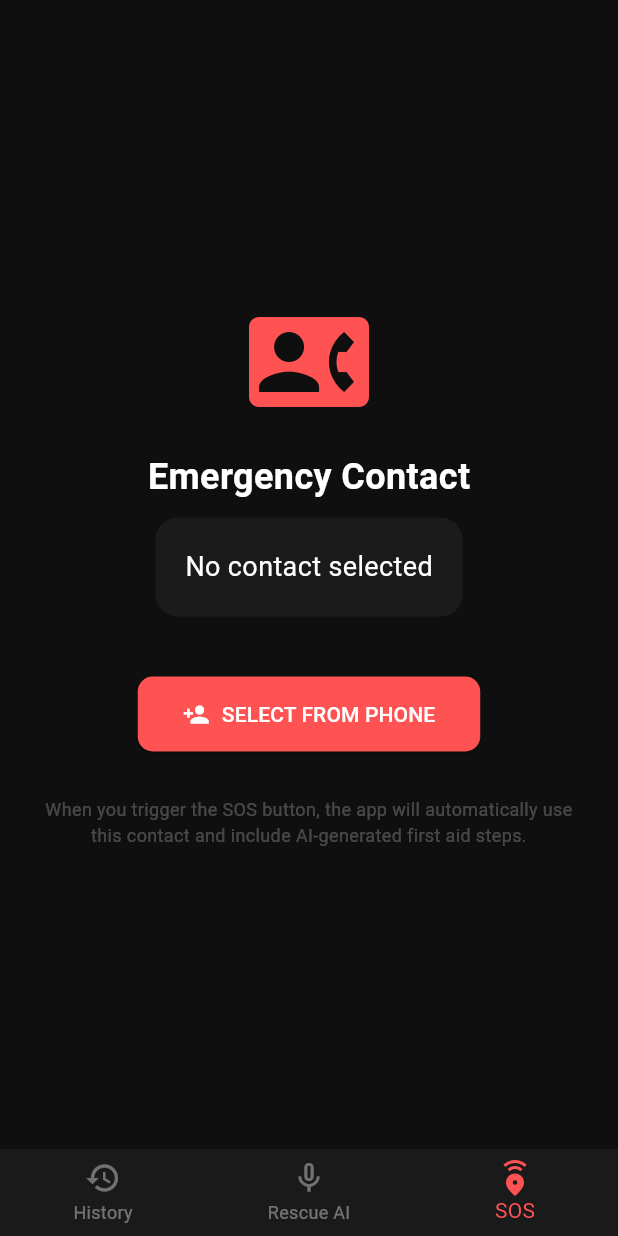
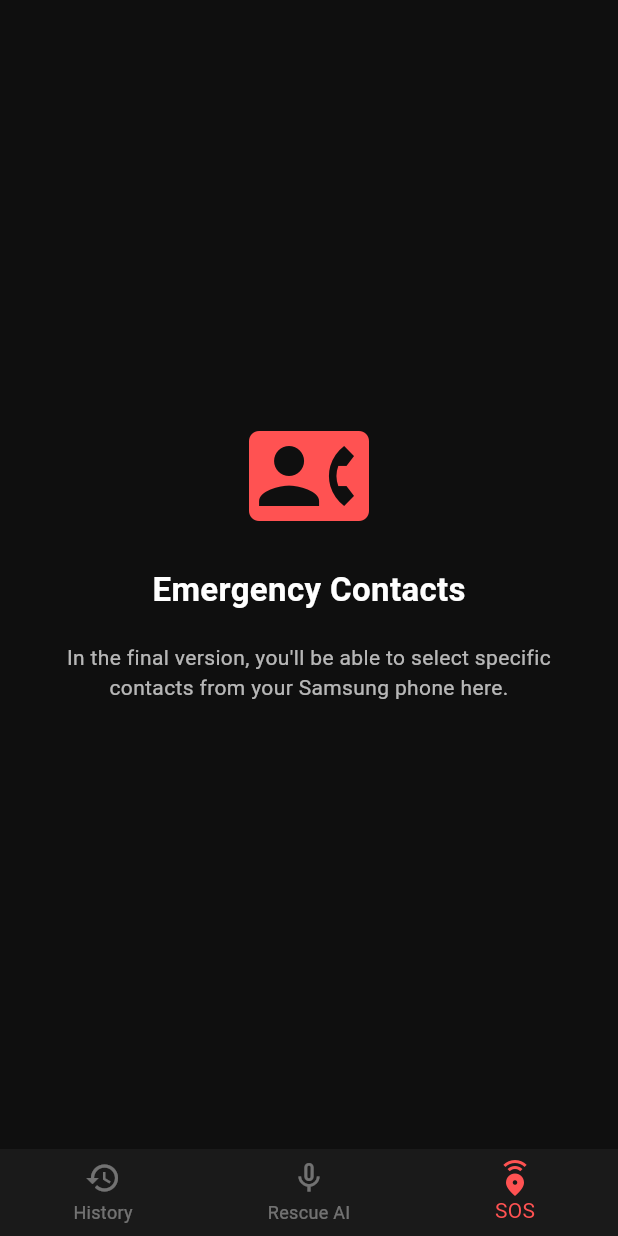
Before and after one commit to toluwalope12/RescueAssistant, a Flutter app: the screen it shows after launch, item 3 of the bottom bar chosen, on a phone screen of 412 x 824 dp. Run offline on Flutter 3.47's test engine with Material 3 defaults, Android fonts, the phone set to English and light mode, and no system bars; our stand-ins replace audioplayers, flutter_dotenv, flutter_tts, google_generative_ai, hive, hive_flutter; missing offline and left inert: record; accounts and stored records are empty.

Commit message:
feat: upgrade to Gemini 3 Flash & optimized emergency pipeline

```diff
--- a/lib/config/api_keys.dart
+++ /dev/null
@@ -1,4 +0,0 @@
-class ApiKeys {
-  static const String elevenLabsApiKey = String.fromEnvironment('ELEVENLABS_API_KEY');
-  static const String geminiApiKey = String.fromEnvironment('GEMINI_API_KEY');
-}
--- a/lib/main.dart
+++ b/lib/main.dart
@@ -2,35 +2,25 @@ import 'package:flutter/material.dart';
 import 'package:provider/provider.dart';
 import 'package:flutter_dotenv/flutter_dotenv.dart';
 import 'package:hive_flutter/hive_flutter.dart';
-
-// Services
 import 'services/rescue_service.dart';
 import 'services/voice_pipeline_service.dart';
-
-// Screens
-import 'screens/main_navigation_wrapper.dart';
-
-// Models
+import 'screens/main_navigation_wrapper.dart'; // This is the only import needed for the home page
 import 'models/history_entry.dart';
 
 void main() async {
   WidgetsFlutterBinding.ensureInitialized();
 
-  // 1. Load Environment Variables (.env file)
+  // 1. Load Environment Variables
   await dotenv.load(fileName: ".env");
 
   // 2. Initialize Hive for Flutter
   await Hive.initFlutter();
 
-  // 3. Register the Type Adapter for History
-  // Run: dart run build_runner build --delete-conflicting-outputs
-  if (!Hive.isAdapterRegistered(0)) {
-    Hive.registerAdapter(HistoryEntryAdapter());
-  }
+  // 3. Register the Adapter
+  Hive.registerAdapter(HistoryEntryAdapter());
 
-  // 4. Open Boxes (One for history logs, one for SOS settings)
+  // 4. Open the Box
   await Hive.openBox<HistoryEntry>('history');
-  await Hive.openBox('settings');
 
   runApp(
     MultiProvider(
@@ -38,6 +28,7 @@ void main() async {
         ChangeNotifierProvider(create: (_) => RescueService()),
         ChangeNotifierProvider(create: (_) => VoicePipelineService()),
       ],
+      // Added 'const' here to satisfy the performance warning
       child: const MyApp(),
     ),
   );
@@ -50,14 +41,13 @@ class MyApp extends StatelessWidget {
   Widget build(BuildContext context) {
     return MaterialApp(
       debugShowCheckedModeBanner: false,
-      title: 'Rescue AI Assistant',
+      title: 'Rescue Assistant',
       theme: ThemeData(
+        primarySwatch: Colors.red,
         brightness: Brightness.dark,
-        primarySwatch: Colors.red,
         scaffoldBackgroundColor: const Color(0xFF0F0F0F),
-        useMaterial3: true,
       ),
-      // The Wrapper handles the Bottom Navigation between tabs
+      // Fixed: Use 'const' here and removed the unused direct import of RescueAssistantScreen
       home: const MainNavigationWrapper(),
     );
   }
--- a/lib/screens/sos_contacts_screen.dart
+++ b/lib/screens/sos_contacts_screen.dart
@@ -1,138 +1,37 @@
 import 'package:flutter/material.dart';
-import 'package:flutter_contacts/flutter_contacts.dart';
-import 'package:hive_flutter/hive_flutter.dart';
-import 'package:permission_handler/permission_handler.dart';
 
-class SOSContactsScreen extends StatefulWidget {
+class SOSContactsScreen extends StatelessWidget {
+  // Added 'const' to the constructor
   const SOSContactsScreen({super.key});
 
   @override
-  State<SOSContactsScreen> createState() => _SOSContactsScreenState();
-}
-
-class _SOSContactsScreenState extends State<SOSContactsScreen> {
-  String? _savedContactName;
-  String? _savedContactPhone;
-
-  // Access the settings box opened in main.dart
-  late Box _settingsBox;
-
-  @override
-  void initState() {
-    super.initState();
-    _settingsBox = Hive.box('settings');
-    _loadSavedContact();
-  }
-
-  void _loadSavedContact() {
-    setState(() {
-      _savedContactName = _settingsBox.get('sos_name');
-      _savedContactPhone = _settingsBox.get('sos_phone');
-    });
-  }
-
-  Future<void> _pickContact() async {
-    // Request permission to access contacts
-    if (await FlutterContacts.requestPermission()) {
-      // FIXED: Corrected method name to openExternalPick()
-      final contact = await FlutterContacts.openExternalPick();
-
-      if (contact != null && contact.phones.isNotEmpty) {
-        final name = contact.displayName;
-        // Clean the phone number to remove spaces/dashes for the SMS URI
-        final phone = contact.phones.first.number.replaceAll(RegExp(r'\s+\b|\b\s+'), '');
-
-        // Save to Hive locally on your Samsung
-        await _settingsBox.put('sos_name', name);
-        await _settingsBox.put('sos_phone', phone);
-
-        setState(() {
-          _savedContactName = name;
-          _savedContactPhone = phone;
-        });
-
-        if (mounted) {
-          ScaffoldMessenger.of(context).showSnackBar(
-            SnackBar(content: Text("Emergency contact set to $name")),
-          );
-        }
-      }
-    } else {
-      // If user denies permission, send them to Samsung system settings
-      await openAppSettings();
-    }
-  }
-
-  @override
   Widget build(BuildContext context) {
-    return Scaffold(
-      backgroundColor: const Color(0xFF0F0F0F),
+    return const Scaffold( // Added 'const' here
+      backgroundColor: Color(0xFF0F0F0F),
       body: Center(
-        child: Padding(
-          padding: const EdgeInsets.all(30.0),
         child: Column(
           mainAxisAlignment: MainAxisAlignment.center,
           children: [
-              const Icon(Icons.contact_phone, size: 80, color: Colors.redAccent),
-              const SizedBox(height: 20),
-              const Text(
-                "Emergency Contact",
+            // Icons and Widgets inside a const Column should also be const
+            Icon(Icons.contact_phone, size: 80, color: Colors.redAccent),
+            SizedBox(height: 20),
+            Text(
+              "Emergency Contacts",
               style: TextStyle(
                 color: Colors.white,
-                  fontSize: 24,
+                fontSize: 22,
                 fontWeight: FontWeight.bold
               ),
             ),
-              const SizedBox(height: 10),
-
-              // Display Area for Saved Contact
-              Container(
-                padding: const EdgeInsets.all(20),
-                decoration: BoxDecoration(
-                  color: Colors.white.withValues(alpha: 0.05),
-                  borderRadius: BorderRadius.circular(15),
+            Padding(
+              padding: EdgeInsets.all(20.0),
+              child: Text(
+                "In the final version, you'll be able to select specific contacts from your Samsung phone here.",
+                textAlign: TextAlign.center,
+                style: TextStyle(color: Colors.white70),
               ),
-                child: Column(
-                  children: [
-                    Text(
-                      _savedContactName ?? "No contact selected",
-                      style: const TextStyle(color: Colors.white, fontSize: 18),
-                    ),
-                    if (_savedContactPhone != null) ...[
-                      const SizedBox(height: 5),
-                      Text(
-                        _savedContactPhone!,
-                        style: const TextStyle(color: Colors.redAccent, fontSize: 16),
             ),
           ],
-                  ],
-                ),
-              ),
-
-              const SizedBox(height: 40),
-
-              ElevatedButton.icon(
-                onPressed: _pickContact,
-                icon: const Icon(Icons.person_add),
-                label: const Text("SELECT FROM PHONE"),
-                style: ElevatedButton.styleFrom(
-                  backgroundColor: Colors.redAccent,
-                  foregroundColor: Colors.white,
-                  padding: const EdgeInsets.symmetric(horizontal: 30, vertical: 15),
-                  shape: RoundedRectangleBorder(
-                    borderRadius: BorderRadius.circular(10)
-                  ),
-                ),
-              ),
-
-              const SizedBox(height: 30),
-              const Text(
-                "When you trigger the SOS button, the app will automatically use this contact and include AI-generated first aid steps.",
-                textAlign: TextAlign.center,
-                style: TextStyle(color: Colors.white24, fontSize: 12),
-              ),
-            ],
-          ),
         ),
       ),
     );
--- a/lib/services/gemini_service.dart
+++ b/lib/services/gemini_service.dart
@@ -1,39 +1,56 @@
 import 'dart:io';
 import 'package:google_generative_ai/google_generative_ai.dart';
+import 'package:flutter_dotenv/flutter_dotenv.dart';
 
 class GeminiService {
-  // Verified Key - No leading/trailing spaces
-  static const String _apiKey = "AIzaSyCpiqnw235a7l8DRQMdfzimS4dJHditAO8";
+  late final GenerativeModel model;
 
-  final model = GenerativeModel(
-    model: 'gemini-2.5-flash',
-    apiKey: _apiKey,
-  );
+  GeminiService() {
+    final apiKey = dotenv.env['GEMINI_API_KEY'] ?? "";
+
+    // Using Gemini 3 Flash for maximum speed and 2026-grade accuracy
+    model = GenerativeModel(
+      model: 'gemini-3-flash-preview',
+      apiKey: apiKey,
+      // System instructions act as a permanent brain for the AI
+      systemInstruction: Content.system("""
+        You are a professional Medical Emergency Dispatcher.
+        Analyze ONLY the audio provided in the CURRENT request.
+        Ignore all previous context or injuries.
+        If the user is choking: Give Heimlich maneuver steps.
+        If the user has a broken bone: Tell them to immobilize it.
+        Be concise (under 40 words) and direct.
+      """),
+      safetySettings: [
+        SafetySetting(HarmCategory.dangerousContent, HarmBlockThreshold.none),
+      ],
+    );
+  }
 
   Future<String> analyzeEmergency(String audioPath) async {
     try {
-      final audioFile = File(audioPath);
-      if (!await audioFile.exists()) return "Error: Audio file not found.";
+      final audioBytes = await File(audioPath).readAsBytes();
 
-      final audioBytes = await audioFile.readAsBytes();
-
-      final prompt = [
+      // We wrap the audio in a fresh Content object to ensure zero carry-over
+      final content = [
         Content.multi([
-          TextPart("""You are an emergency medical responder.
-          Listen to the user's voice and identify the crisis.
-          Give exactly 3 clear, life-saving steps.
-          Keep it under 40 words total. Be calm."""),
           DataPart('audio/wav', audioBytes),
+          TextPart("Analyze this specific audio and provide immediate life-saving steps.")
         ])
       ];
 
-      final response = await model.generateContent(prompt);
+      final response = await model.generateContent(content)
+          .timeout(const Duration(seconds: 15)); // Faster timeout for Flash
 
-      // Use the same logic we saw in the terminal test
-      return response.text ?? "I'm here. Stay calm and tell me what happened.";
+      String result = response.text?.replaceAll('*', '') ?? "";
+
+      if (result.isEmpty) throw Exception("Empty Response");
+      return result;
+
     } catch (e) {
-      print("APP GEMINI ERROR: $e");
-      return "Connection hiccup. Please check the person's breathing immediately.";
+      print("Emergency AI Error: $e");
+      // Generic safety fallback - NO specific injury mentioned
+      return "I'm having trouble hearing the audio. Please stay calm, check the person's airway, and call emergency services immediately.";
     }
   }
 }
--- a/pubspec.yaml
+++ b/pubspec.yaml
@@ -13,7 +13,7 @@ dependencies:
 
   # === AI & Intelligence ===
   # January 2026 stable version for Gemini 2.5/3.0
-  google_generative_ai: ^0.4.6
+  google_generative_ai: 0.4.7
   flutter_dotenv: ^5.1.0
 
   # === Audio Pipeline ===
@@ -26,7 +26,6 @@ dependencies:
 
   # === Core Infrastructure ===
   http: ^1.2.0
-  flutter_contacts: ^1.1.9+2
   permission_handler: ^11.3.1
   path_provider: ^2.1.2
   # Version 7.0.0 is the 2026 standard
```
Also changed, not shown: lib/screens/rescue_assistant_screen.dart (+46 -31 lines), lib/services/voice_pipeline_service.dart (+31 -15 lines), lib/utils/api_keys.dart (deleted, +0 -7 lines), lib/utils/env.dart (deleted, +0 -12 lines), lib/widgets/bottom_nav_bar.dart (added, +88 -0 lines), pubspec.lock, 3 other files. Lines whose indentation alone changed are shown as unchanged.
